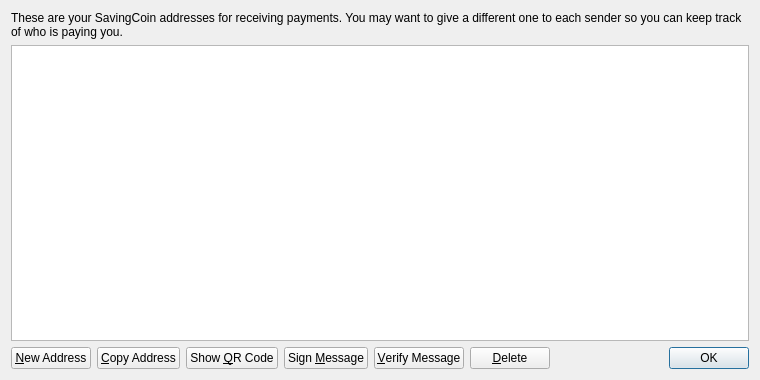
Above: src/qt/forms/addressbookpage.ui from dragononcrypto/scashcpp before the change. Below: the same form after it.
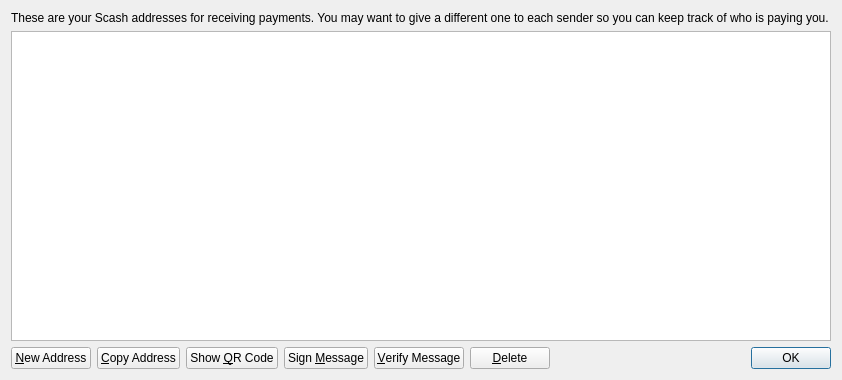
That is the form after the change. Icons and pictures are not drawn.

Commit message: Coin Control Feature

```diff
--- a/src/qt/forms/addressbookpage.ui
+++ b/src/qt/forms/addressbookpage.ui
@@ -6,7 +6,7 @@
    <rect>
     <x>0</x>
     <y>0</y>
-    <width>760</width>
+    <width>842</width>
     <height>380</height>
    </rect>
   </property>
@@ -17,7 +17,7 @@
    <item>
     <widget class="QLabel" name="labelExplanation">
      <property name="text">
-      <string>These are your SavingCoin addresses for receiving payments. You may want to give a different one to each sender so you can keep track of who is paying you.</string>
+      <string>These are your Scash addresses for receiving payments. You may want to give a different one to each sender so you can keep track of who is paying you.</string>
      </property>
      <property name="textFormat">
       <enum>Qt::PlainText</enum>
```
The commit also changes 23 other files.
